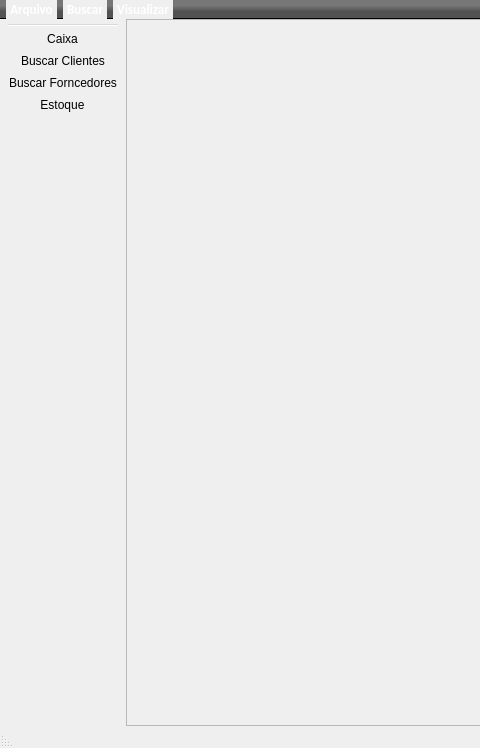
The window that loja/tela_principal.ui (jmessias1725/sexloja) describes before a commit, drawn with Qt 5; both pictures show x 0 to 480 and y 0 to 748 of the 1044 by 748 pixel window.
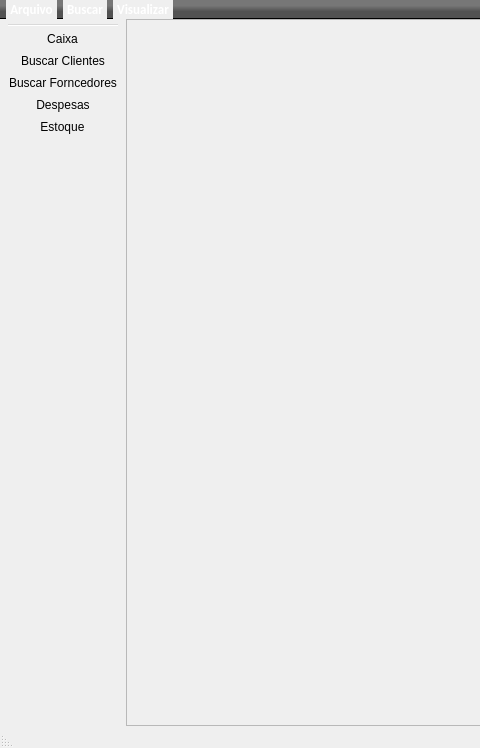
The same window after the commit. Icons and pictures are not drawn.

Patch:
```diff
--- a/loja/tela_principal.ui
+++ b/loja/tela_principal.ui
@@ -778,6 +778,7 @@
    <addaction name="consultar_caixa"/>
    <addaction name="consultar_clientes"/>
    <addaction name="consultar_fornecedores"/>
+   <addaction name="listar_despesas"/>
    <addaction name="Estoque"/>
   </widget>
   <action name="consultar_clientes">
@@ -918,6 +919,15 @@
     <string>Clique para adicionar uma nova compra</string>
    </property>
   </action>
+  <action name="listar_despesas">
+   <property name="icon">
+    <iconset resource="imagens.qrc">
+     <normaloff>:/img/img/despesa.png</normaloff>:/img/img/despesa.png</iconset>
+   </property>
+   <property name="text">
+    <string>Despesas</string>
+   </property>
+  </action>
  </widget>
  <resources>
   <include location="imagens.qrc"/>
```
Left out of the diff: 11 changed lines with no effect on the pictures.
